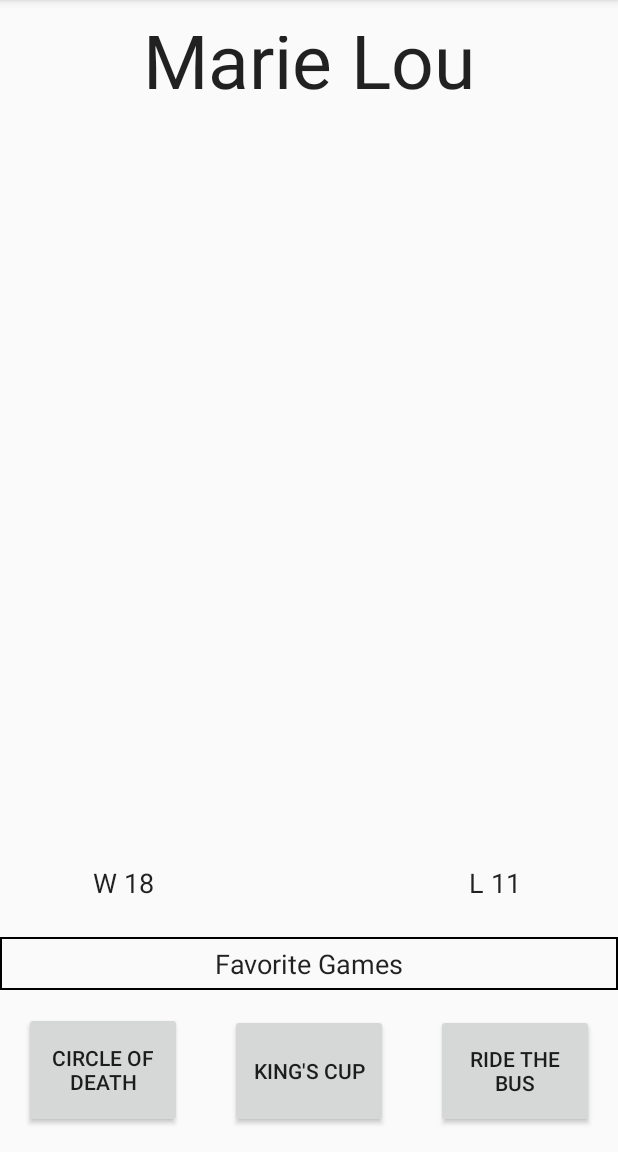
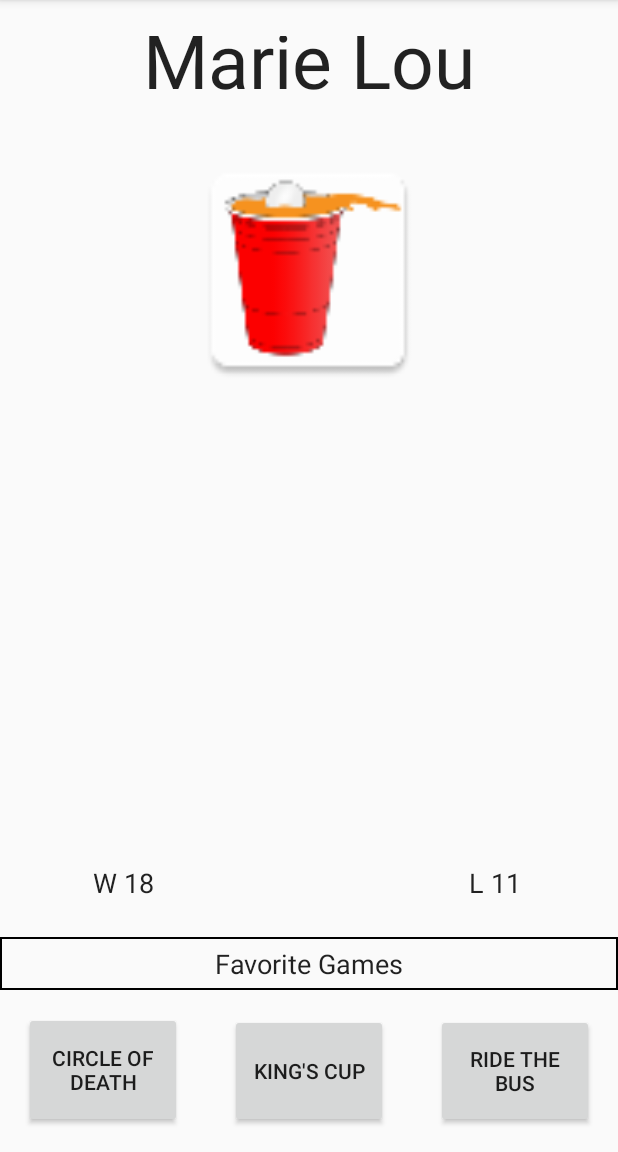
Before and after one commit to NulliSecundus/Boozey, an Android app: the screen it shows after launch (main), in the side drawer, after a tap on "Profile", on a phone screen of 412 x 824 dp, the part 84-1236 px from its top. Run offline under Robolectric (Android 15) with nearby library versions, the phone set to English and light mode, and no system bars.

```diff
--- a/app/src/main/res/layout/profile_screen.xml
+++ b/app/src/main/res/layout/profile_screen.xml
@@ -103,4 +103,16 @@
         android:layout_marginBottom="16dp"
         app:layout_constraintBottom_toTopOf="@+id/Favorites" />
 
+    <ImageView
+        android:id="@+id/imageView3"
+        android:layout_width="162dp"
+        android:layout_height="183dp"
+        app:srcCompat="@mipmap/beer_red"
+        android:layout_marginRight="8dp"
+        app:layout_constraintRight_toRightOf="parent"
+        android:layout_marginLeft="8dp"
+        app:layout_constraintLeft_toLeftOf="parent"
+        android:layout_marginTop="16dp"
+        app:layout_constraintTop_toBottomOf="@+id/Profile_Name" />
+
 </android.support.constraint.ConstraintLayout>
```
Also changed, not shown: app/src/main/ic_launcher-web.png, app/src/main/res/mipmap-hdpi/ic_launcher.png, app/src/main/res/mipmap-mdpi/ic_launcher.png, app/src/main/res/mipmap-xhdpi/ic_launcher.png, app/src/main/res/mipmap-xxhdpi/ic_launcher.png, app/src/main/res/mipmap-xxxhdpi/ic_launcher.png.
